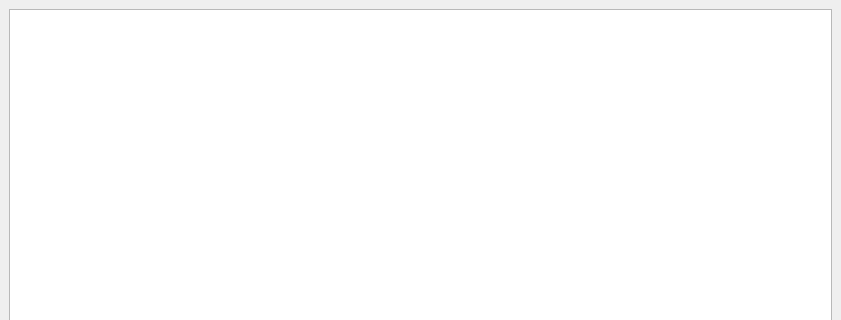
First picture: the form in main.ui, repository evgenyzamury/coffee-info, before the edit; both pictures show x 0 to 841 and y 0 to 320 of the 841 by 672 pixel window.
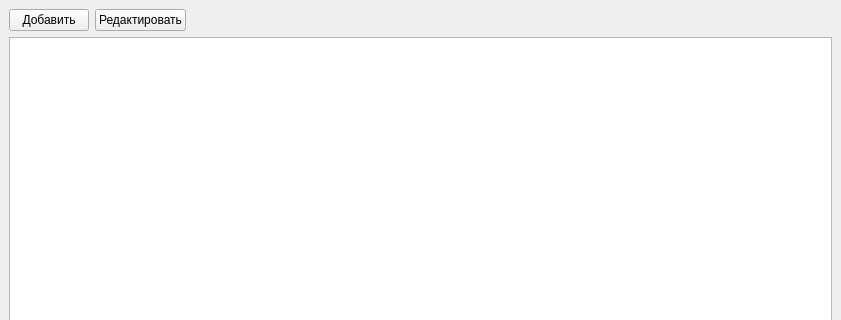
Second picture: the form after the edit.

Diff of the .ui file:
```diff
--- a/main.ui
+++ b/main.ui
@@ -16,6 +16,33 @@
   <widget class="QWidget" name="centralwidget">
    <layout class="QGridLayout" name="gridLayout">
     <item row="0" column="0">
+     <widget class="QPushButton" name="add_btn">
+      <property name="text">
+       <string>Добавить</string>
+      </property>
+     </widget>
+    </item>
+    <item row="0" column="1">
+     <widget class="QPushButton" name="edit_btn">
+      <property name="text">
+       <string>Редактировать</string>
+      </property>
+     </widget>
+    </item>
+    <item row="0" column="2">
+     <spacer name="horizontalSpacer">
+      <property name="orientation">
+       <enum>Qt::Horizontal</enum>
+      </property>
+      <property name="sizeHint" stdset="0">
+       <size>
+        <width>40</width>
+        <height>20</height>
+       </size>
+      </property>
+     </spacer>
+    </item>
+    <item row="1" column="0" colspan="3">
      <widget class="QTableWidget" name="tableWidget"/>
     </item>
    </layout>
```
